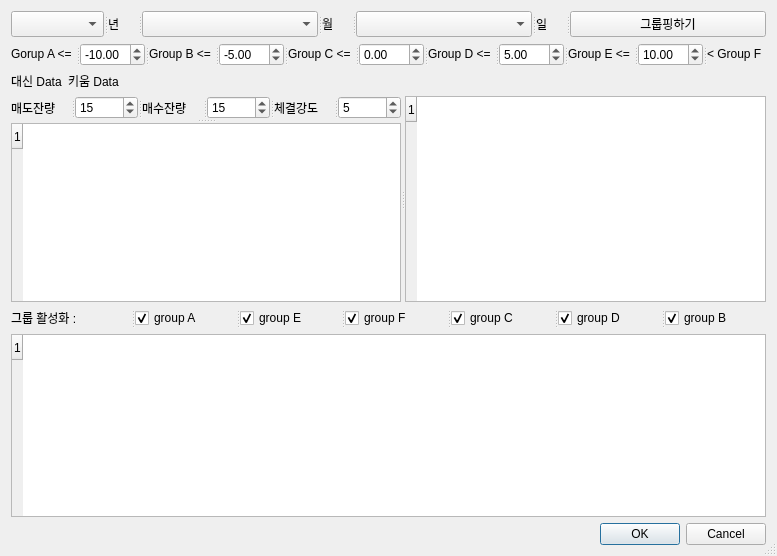
Before: the Qt Designer form groupping.ui in LimHarvey/Deep-Learning_realtime-stock-predict, drawn with Qt 5.
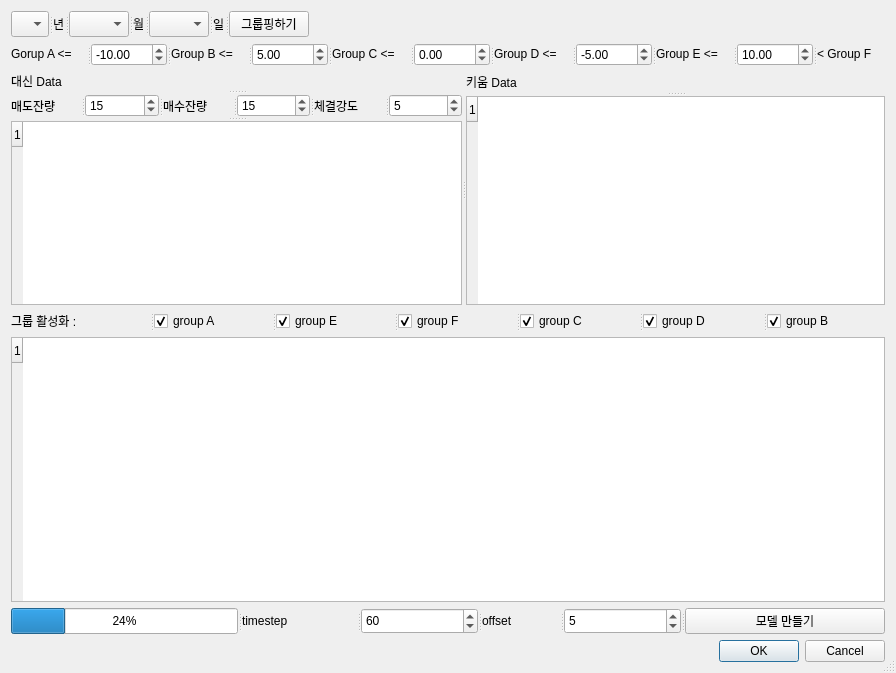
After: the same form once the commit is applied.

The edit to the form file:
```diff
--- a/groupping.ui
+++ b/groupping.ui
@@ -9,8 +9,8 @@
    <rect>
     <x>0</x>
     <y>0</y>
-    <width>777</width>
-    <height>556</height>
+    <width>896</width>
+    <height>673</height>
    </rect>
   </property>
   <property name="cursor">
@@ -26,53 +26,6 @@
    <bool>true</bool>
   </property>
   <layout class="QFormLayout" name="formLayout">
-   <item row="0" column="0" colspan="2">
-    <widget class="QSplitter" name="splitter_3">
-     <property name="orientation">
-      <enum>Qt::Horizontal</enum>
-     </property>
-     <widget class="QComboBox" name="cmb_year">
-      <property name="minimumContentsLength">
-       <number>1</number>
-      </property>
-      <item>
-       <property name="text">
-        <string/>
-       </property>
-      </item>
-     </widget>
-     <widget class="QLabel" name="label">
-      <property name="text">
-       <string>년</string>
-      </property>
-     </widget>
-     <widget class="QComboBox" name="cmb_mon">
-      <property name="minimumContentsLength">
-       <number>1</number>
-      </property>
-     </widget>
-     <widget class="QLabel" name="label_2">
-      <property name="text">
-       <string>월</string>
-      </property>
-     </widget>
-     <widget class="QComboBox" name="cmb_date">
-      <property name="minimumContentsLength">
-       <number>1</number>
-      </property>
-     </widget>
-     <widget class="QLabel" name="label_3">
-      <property name="text">
-       <string>일</string>
-      </property>
-     </widget>
-     <widget class="QPushButton" name="btn_start">
-      <property name="text">
-       <string>그룹핑하기</string>
-      </property>
-     </widget>
-    </widget>
-   </item>
    <item row="2" column="0" colspan="2">
     <widget class="QSplitter" name="splitter">
      <property name="orientation">
@@ -99,7 +52,7 @@
        <string>Group B &lt;=</string>
       </property>
      </widget>
-     <widget class="QDoubleSpinBox" name="thresh2">
+     <widget class="QDoubleSpinBox" name="thresh4">
       <property name="minimum">
        <double>-99.989999999999995</double>
       </property>
@@ -107,7 +60,7 @@
        <double>0.100000000000000</double>
       </property>
       <property name="value">
-       <double>-5.000000000000000</double>
+       <double>5.000000000000000</double>
       </property>
      </widget>
      <widget class="QLabel" name="label_6">
@@ -128,7 +81,7 @@
        <string>Group D &lt;=</string>
       </property>
      </widget>
-     <widget class="QDoubleSpinBox" name="thresh4">
+     <widget class="QDoubleSpinBox" name="thresh2">
       <property name="minimum">
        <double>-99.989999999999995</double>
       </property>
@@ -136,7 +89,7 @@
        <double>0.100000000000000</double>
       </property>
       <property name="value">
-       <double>5.000000000000000</double>
+       <double>-5.000000000000000</double>
       </property>
      </widget>
      <widget class="QLabel" name="label_8">
@@ -162,25 +115,20 @@
      </widget>
     </widget>
    </item>
-   <item row="4" column="0">
+   <item row="3" column="0" colspan="2">
+    <widget class="QSplitter" name="splitter_9">
+     <property name="orientation">
+      <enum>Qt::Horizontal</enum>
+     </property>
+     <widget class="QSplitter" name="splitter_8">
+      <property name="orientation">
+       <enum>Qt::Vertical</enum>
+      </property>
     <widget class="QLabel" name="label_11">
      <property name="text">
       <string>대신 Data</string>
      </property>
     </widget>
-   </item>
-   <item row="4" column="1">
-    <widget class="QLabel" name="label_12">
-     <property name="text">
-      <string>키움 Data</string>
-     </property>
-    </widget>
-   </item>
-   <item row="5" column="0" colspan="2">
-    <widget class="QSplitter" name="splitter_6">
-     <property name="orientation">
-      <enum>Qt::Horizontal</enum>
-     </property>
      <widget class="QSplitter" name="splitter_5">
       <property name="orientation">
        <enum>Qt::Vertical</enum>
@@ -260,6 +208,16 @@
        <row/>
       </widget>
      </widget>
+     </widget>
+     <widget class="QSplitter" name="splitter_6">
+      <property name="orientation">
+       <enum>Qt::Vertical</enum>
+      </property>
+      <widget class="QLabel" name="label_12">
+       <property name="text">
+        <string>키움 Data</string>
+       </property>
+      </widget>
      <widget class="QTableWidget" name="main_table_2">
       <property name="dragEnabled">
        <bool>true</bool>
@@ -282,8 +240,9 @@
       <row/>
      </widget>
     </widget>
+    </widget>
    </item>
-   <item row="7" column="0" colspan="2">
+   <item row="4" column="0" colspan="2">
     <widget class="QSplitter" name="splitter_2">
      <property name="orientation">
       <enum>Qt::Horizontal</enum>
@@ -343,7 +302,7 @@
      </widget>
     </widget>
    </item>
-   <item row="9" column="0" colspan="2">
+   <item row="5" column="0" colspan="2">
     <widget class="QTableWidget" name="main_table_5">
      <property name="dragEnabled">
       <bool>true</bool>
@@ -366,7 +325,53 @@
      <row/>
     </widget>
    </item>
-   <item row="11" column="1">
+   <item row="6" column="0" colspan="2">
+    <widget class="QSplitter" name="splitter_7">
+     <property name="orientation">
+      <enum>Qt::Horizontal</enum>
+     </property>
+     <widget class="QProgressBar" name="progressBar">
+      <property name="value">
+       <number>24</number>
+      </property>
+     </widget>
+     <widget class="QLabel" name="timestep_lbl">
+      <property name="text">
+       <string>timestep</string>
+      </property>
+     </widget>
+     <widget class="QDoubleSpinBox" name="timesteps">
+      <property name="decimals">
+       <number>0</number>
+      </property>
+      <property name="maximum">
+       <double>999.000000000000000</double>
+      </property>
+      <property name="value">
+       <double>60.000000000000000</double>
+      </property>
+     </widget>
+     <widget class="QLabel" name="offset_lbl">
+      <property name="text">
+       <string>offset</string>
+      </property>
+     </widget>
+     <widget class="QDoubleSpinBox" name="offsets">
+      <property name="decimals">
+       <number>0</number>
+      </property>
+      <property name="value">
+       <double>5.000000000000000</double>
+      </property>
+     </widget>
+     <widget class="QPushButton" name="btn_start_modelling">
+      <property name="text">
+       <string>모델 만들기</string>
+      </property>
+     </widget>
+    </widget>
+   </item>
+   <item row="7" column="1">
     <widget class="QDialogButtonBox" name="buttonBox">
      <property name="orientation">
       <enum>Qt::Horizontal</enum>
@@ -376,6 +381,53 @@
      </property>
     </widget>
    </item>
+   <item row="1" column="0">
+    <widget class="QSplitter" name="splitter_3">
+     <property name="orientation">
+      <enum>Qt::Horizontal</enum>
+     </property>
+     <widget class="QComboBox" name="cmb_year">
+      <property name="minimumContentsLength">
+       <number>1</number>
+      </property>
+      <item>
+       <property name="text">
+        <string/>
+       </property>
+      </item>
+     </widget>
+     <widget class="QLabel" name="label">
+      <property name="text">
+       <string>년</string>
+      </property>
+     </widget>
+     <widget class="QComboBox" name="cmb_mon">
+      <property name="minimumContentsLength">
+       <number>1</number>
+      </property>
+     </widget>
+     <widget class="QLabel" name="label_2">
+      <property name="text">
+       <string>월</string>
+      </property>
+     </widget>
+     <widget class="QComboBox" name="cmb_date">
+      <property name="minimumContentsLength">
+       <number>1</number>
+      </property>
+     </widget>
+     <widget class="QLabel" name="label_3">
+      <property name="text">
+       <string>일</string>
+      </property>
+     </widget>
+     <widget class="QPushButton" name="btn_start">
+      <property name="text">
+       <string>그룹핑하기</string>
+      </property>
+     </widget>
+    </widget>
+   </item>
   </layout>
  </widget>
  <resources/>
```
Lines whose indentation alone changed are shown as unchanged.
